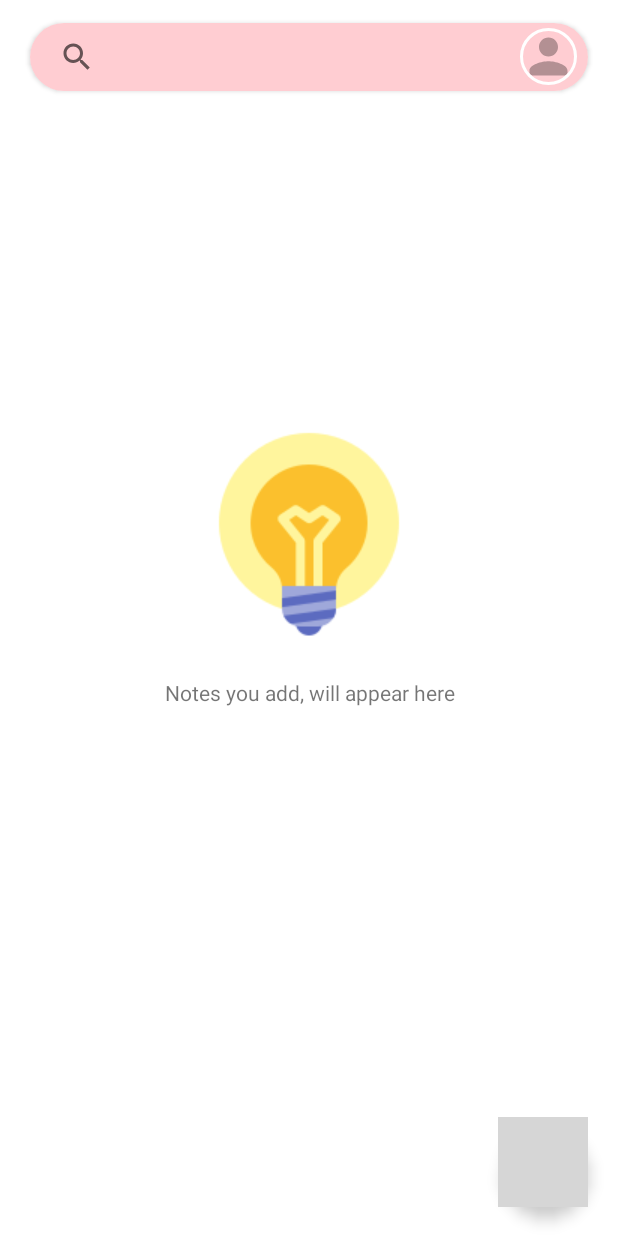
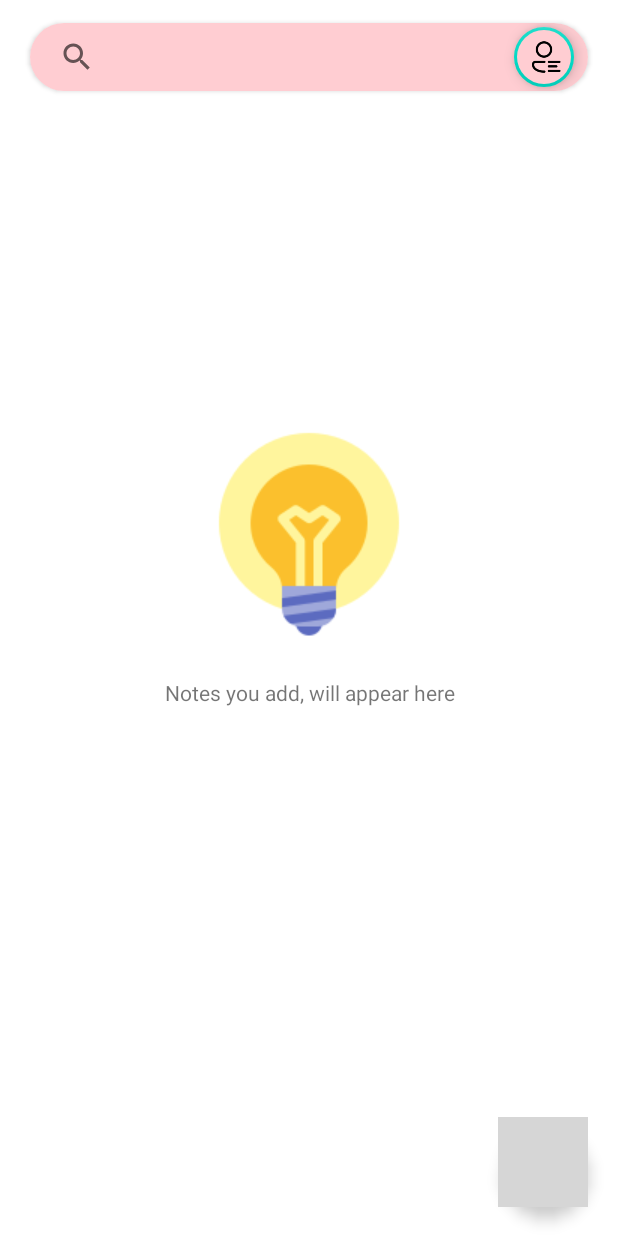
Before and after one commit to daudhrimon/Simple-NotePad-App, an Android app: the fragment HomeFragment placed in its activity, on a phone screen of 412 x 824 dp. Run offline under Robolectric (Android 15) with nearby library versions, the phone set to English and light mode, and no system bars; our stand-ins replace CircleImageView, Firebase (no records; nobody signed in at launch, a user with empty details on screens opened directly), Picasso; grey boxes are pictures that could not be loaded.

Commit message:
just need code Serialize

```diff
--- a/app/src/main/java/com/daud/simplenotepad/HomeFragment.java
+++ b/app/src/main/java/com/daud/simplenotepad/HomeFragment.java
@@ -66,7 +66,7 @@
 import de.hdodenhof.circleimageview.CircleImageView;
 
 public class HomeFragment extends Fragment {
-    private CircleImageView profileIcon;
+    private FloatingActionButton profileIcon;
     private SearchView searchView;
     private RecyclerView recyclerV;
     private LinearLayout emptyNotice;
@@ -91,10 +91,6 @@
         initial(view);
         // Show Data RecyclerView
         showAllNotes();
-
-        Picasso.get().load(sharedPreferences.getString("Image",""))
-                .placeholder(R.drawable.ic_baseline_person_24)
-                .error(R.drawable.ic_baseline_person_24).into(profileIcon);
 
         //Plus Fab OnClick
         addBtn.setOnClickListener(view1 -> {
@@ -217,11 +213,6 @@
         nameTv.setText(sharedPreferences.getString("Name", ""));
         emailTv.setText(sharedPreferences.getString("Email", ""));
 
-        Picasso.get().load(sharedPreferences.getString("Image",""))
-                .placeholder(R.drawable.ic_baseline_person_24)
-                .error(R.drawable.ic_baseline_person_24).into(profileCiv);
-        ///////////////////////////////////////////////////////////////////
-        //Get Profile Data
         getProfileDataFirebase(profileCiv, nameTv, emailTv);
 
         // CancelBtn Onclick
@@ -360,13 +351,8 @@
                             .placeholder(R.drawable.ic_baseline_person_24)
                             .error(R.drawable.ic_baseline_person_24).into(profileCiv);
 
-                    Picasso.get().load(profileModel.getImage())
-                            .placeholder(R.drawable.ic_baseline_person_24)
-                            .error(R.drawable.ic_baseline_person_24).into(profileIcon);
-
                     editor.putString("Name", profileModel.getName());
                     editor.putString("Email", profileModel.getEmail());
-                    editor.putString("Image",profileModel.getImage());
                     editor.commit();
                 }
             }
--- a/app/src/main/res/layout/fragment_home.xml
+++ b/app/src/main/res/layout/fragment_home.xml
@@ -41,16 +41,17 @@
                 android:layout_marginBottom="5dp"
                 android:layout_toStartOf="@+id/profileIcon" />
 
-            <de.hdodenhof.circleimageview.CircleImageView
+            <com.google.android.material.floatingactionbutton.FloatingActionButton
                 android:id="@+id/profileIcon"
-                android:layout_width="38dp"
-                android:layout_height="38dp"
+                android:layout_width="wrap_content"
+                android:layout_height="wrap_content"
                 android:layout_alignParentEnd="true"
                 android:layout_centerVertical="true"
-                android:layout_marginEnd="7dp"
-                android:src="@drawable/ic_baseline_person_24"
-                app:civ_border_color="@color/white"
-                app:civ_border_width="2dp"/>
+                android:layout_marginEnd="5dp"
+                android:backgroundTint="@color/MyColor"
+                android:src="@drawable/menu_male"
+                app:borderWidth="2dp"
+                app:fabCustomSize="40dp" />
 
         </RelativeLayout>
 
```
Also changed, not shown: app/src/main/res/drawable/icon_person_menu.png (added), app/src/main/res/drawable/menu_male.png (added).
